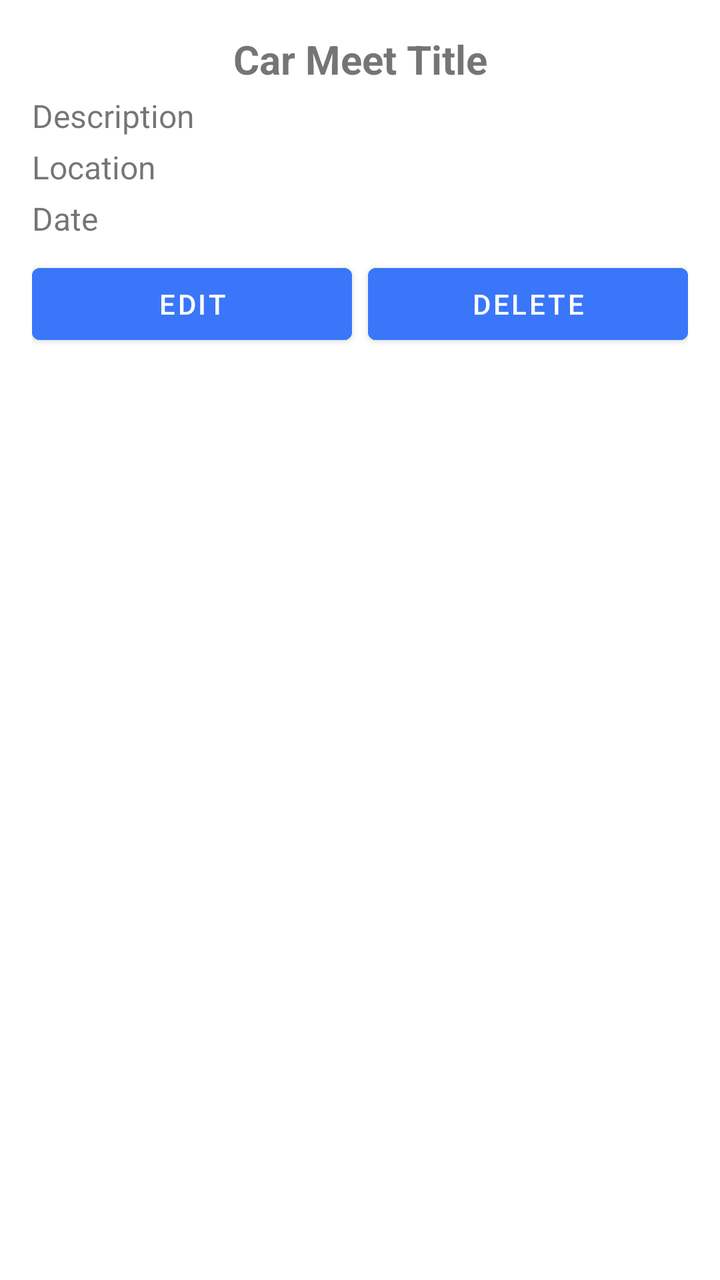
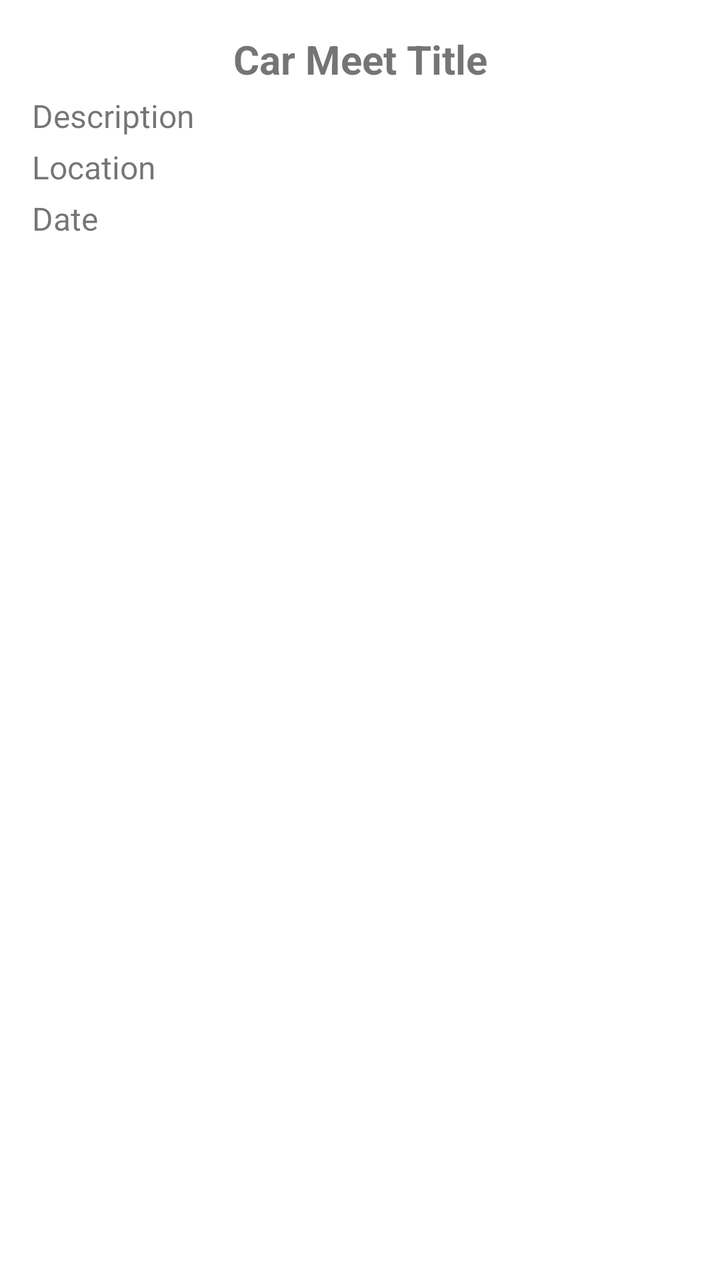

Two renders of the same Android screen: before a commit and after it. Below are the layout's source before the change and the commit's diff.
<!-- AndroidManifest.xml: application theme Theme.CarmeetsAssignment -->
<!-- res/layout/item_car_meet.xml -->
<?xml version="1.0" encoding="utf-8"?>
<LinearLayout
    xmlns:android="http://schemas.android.com/apk/res/android"
    android:layout_width="match_parent"
    android:layout_height="wrap_content"
    android:orientation="vertical"
    android:padding="16dp">

    <TextView
        android:id="@+id/titleText"
        android:layout_width="match_parent"
        android:layout_height="wrap_content"
        android:text="Car Meet Title"
        android:textAlignment="center"
        android:textSize="20sp"
        android:textStyle="bold" />

    <TextView
        android:id="@+id/descriptionText"
        android:layout_width="match_parent"
        android:layout_height="wrap_content"
        android:text="Description"
        android:textSize="16sp"
        android:layout_marginTop="4dp" />

    <TextView
        android:id="@+id/locationText"
        android:layout_width="match_parent"
        android:layout_height="wrap_content"
        android:text="Location"
        android:textSize="16sp"
        android:layout_marginTop="4dp" />

    <TextView
        android:id="@+id/dateText"
        android:layout_width="match_parent"
        android:layout_height="wrap_content"
        android:layout_marginTop="4dp"
        android:text="Date"
        android:textSize="16sp" />

    <LinearLayout
        android:layout_width="match_parent"
        android:layout_height="wrap_content"
        android:orientation="horizontal"
        android:layout_marginTop="8dp">

        <Button
            android:id="@+id/editButton"
            android:layout_width="0dp"
            android:layout_height="wrap_content"
            android:layout_weight="1"
            android:layout_marginEnd="4dp"
            android:backgroundTint="#3A76FA"
            android:text="Edit" />

        <Button
            android:id="@+id/deleteButton"
            android:layout_width="0dp"
            android:layout_height="wrap_content"
            android:layout_weight="1"
            android:layout_marginStart="4dp"
            android:backgroundTint="#3A76FA"
            android:text="Delete" />

    </LinearLayout>

</LinearLayout>
<!-- resources referenced by this layout -->
<resources>
  <style name="Theme.CarmeetsAssignment" parent="Theme.MaterialComponents.DayNight.NoActionBar">
  
          
          <item name="colorPrimary">@color/purple_500</item>
          <item name="colorPrimaryVariant">@color/purple_700</item>
          <item name="colorOnPrimary">@color/white</item>
  
          
          <item name="colorSecondary">@color/teal_200</item>
          <item name="colorSecondaryVariant">@color/teal_700</item>
          <item name="colorOnSecondary">@color/black</item>
  
          
          <item name="android:statusBarColor">?attr/colorPrimaryVariant</item>
  
      </style>
  <color name="purple_500">#FF6200EE</color>
  <color name="purple_700">#FF3700B3</color>
  <color name="white">#FFFFFFFF</color>
  <color name="teal_200">#FF03DAC5</color>
  <color name="teal_700">#FF018786</color>
  <color name="black">#FF000000</color>
</resources>

<!-- the commit's change to res/layout/item_car_meet.xml (unified diff, before → after) -->
@@ -43,26 +43,6 @@
         android:layout_width="match_parent"
         android:layout_height="wrap_content"
         android:orientation="horizontal"
-        android:layout_marginTop="8dp">
-
-        <Button
-            android:id="@+id/editButton"
-            android:layout_width="0dp"
-            android:layout_height="wrap_content"
-            android:layout_weight="1"
-            android:layout_marginEnd="4dp"
-            android:backgroundTint="#3A76FA"
-            android:text="Edit" />
-
-        <Button
-            android:id="@+id/deleteButton"
-            android:layout_width="0dp"
-            android:layout_height="wrap_content"
-            android:layout_weight="1"
-            android:layout_marginStart="4dp"
-            android:backgroundTint="#3A76FA"
-            android:text="Delete" />
-
-    </LinearLayout>
+        android:layout_marginTop="8dp"/>
 
 </LinearLayout>
